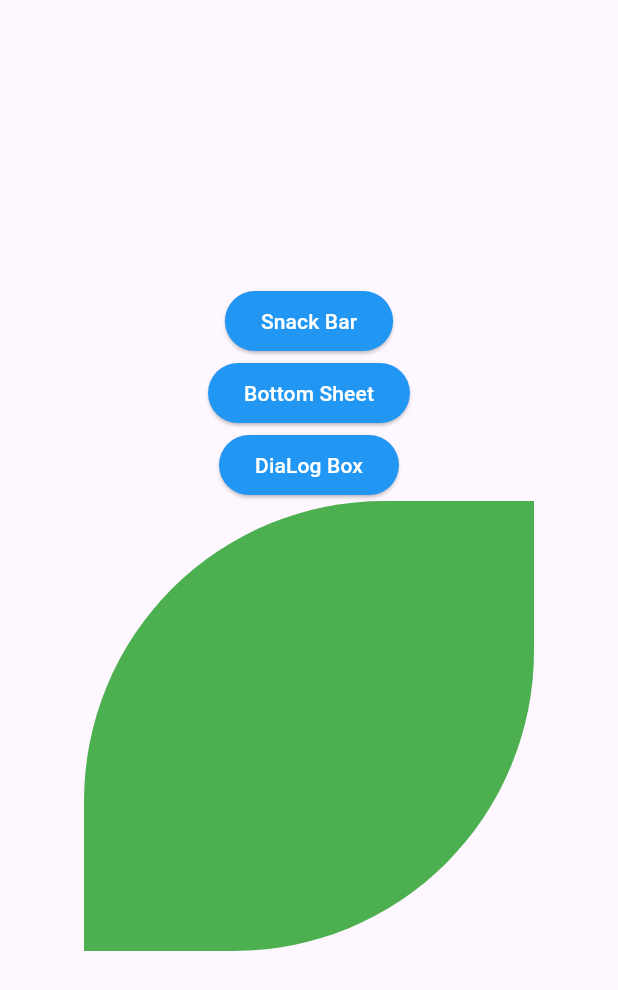
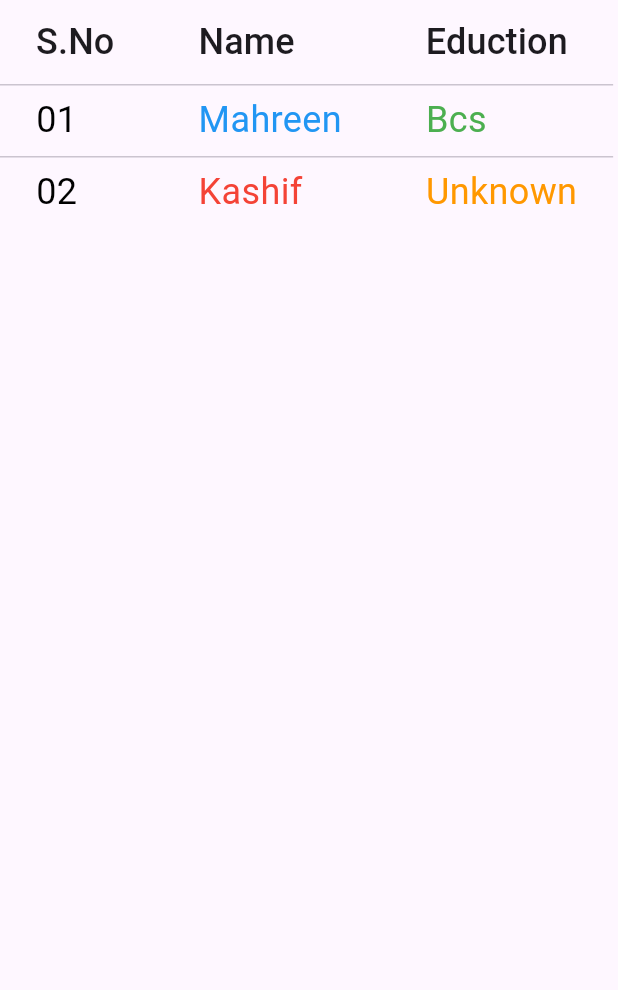
Before and after one commit to mshakir01/undp_session_second, a Flutter app: the screen it shows after launch, on a phone screen of 412 x 824 dp. Shown: the top 990 px of the screen. Run offline on Flutter 3.47's test engine with Material 3 defaults, Android fonts, the phone set to English and light mode, and no system bars; our stand-ins replace flutter_svg.

Commit message:
update
Data Table

```diff
--- a/lib/main.dart
+++ b/lib/main.dart
@@ -3,6 +3,7 @@ import 'package:undp_session_two/sessionThree.dart';
 import 'package:undp_session_two/session_five.dart';
 import 'package:undp_session_two/session_four.dart';
 import 'package:undp_session_two/session_one.dart';
+import 'package:undp_session_two/session_six.dart';
 import 'package:undp_session_two/session_two.dart';
 
 void main() {
@@ -11,8 +12,6 @@ void main() {
 
 class MyApp extends StatelessWidget {
   const MyApp({super.key});
-
-  // This widget is the root of your application.
   @override
   Widget build(BuildContext context) {
     return MaterialApp(
@@ -21,7 +20,7 @@ class MyApp extends StatelessWidget {
         colorScheme: ColorScheme.fromSeed(seedColor: Colors.deepPurple),
         useMaterial3: true,
       ),
-      home: const SessionFive(),
+      home: const SessionSixScreen(),
     );
   }
 }
--- /dev/null
+++ b/lib/session_six.dart
@@ -0,0 +1,38 @@
+
+
+import 'package:flutter/cupertino.dart';
+import 'package:flutter/material.dart';
+
+class SessionSixScreen extends StatefulWidget {
+  const SessionSixScreen({super.key});
+
+  @override
+  State<SessionSixScreen> createState() => _SessionSixScreenState();
+}
+
+class _SessionSixScreenState extends State<SessionSixScreen> {
+  @override
+  Widget build(BuildContext context) {
+    return SafeArea(
+      child: Scaffold(
+        body:DataTable(columns:const [
+          DataColumn(label: Text("S.No",style: TextStyle(fontSize: 24),),),
+          DataColumn(label: Text("Name",style: TextStyle(fontSize: 24),),),
+          DataColumn(label: Text("Eduction",style: TextStyle(fontSize: 24),),),
+        ],
+            rows: const [
+              DataRow(cells: [
+                DataCell(Text("01",style: TextStyle(fontSize: 24,color: Colors.black),)),
+                DataCell(Text("Mahreen",style: TextStyle(fontSize: 24,color: Colors.blue),)),
+                DataCell(Text("Bcs",style: TextStyle(fontSize: 24,color: Colors.green),)),
+              ]),
+              DataRow(cells: [
+                DataCell(Text("02",style: TextStyle(fontSize: 24,color:Colors.black),),),
+                DataCell(Text("Kashif ",style: TextStyle(fontSize: 24,color: Colors.red),)),
+                DataCell(Text("Unknown",style: TextStyle(fontSize: 24,color: Colors.orange),))
+              ])
+            ])
+      ),
+    );
+  }
+}
```
